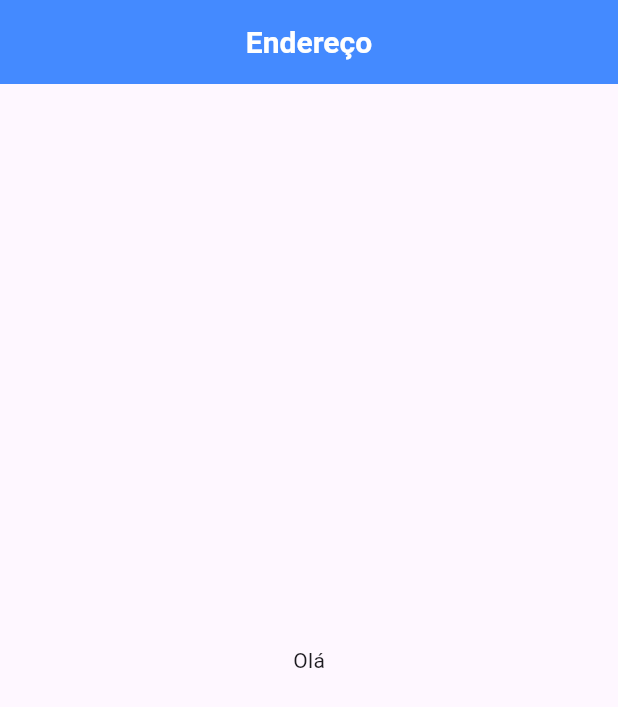
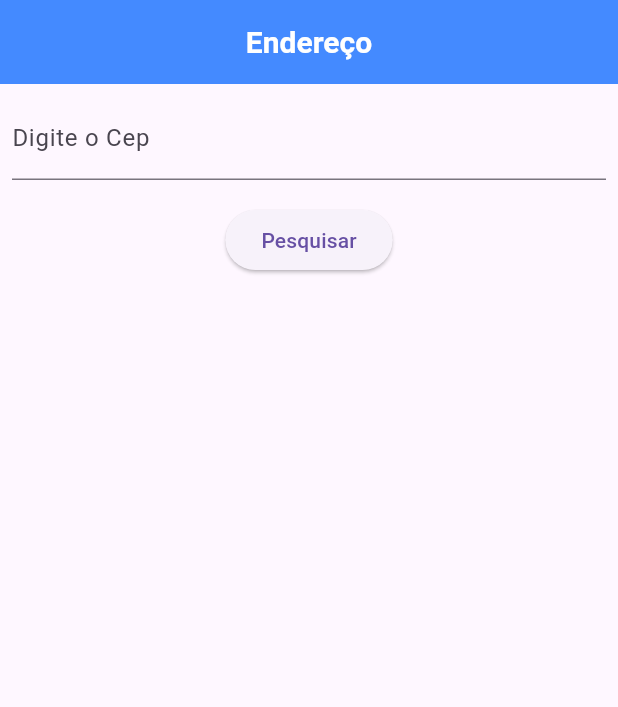
Before and after one commit to ruanjanau/address, a Flutter app: the screen it shows after launch, on a phone screen of 412 x 824 dp. Shown: the top 707 px of the screen. Run offline on Flutter 3.47's test engine with Material 3 defaults, Android fonts, the phone set to English and light mode, and no system bars; our stand-ins replace bloc, dartz, dio, flutter_bloc, freezed_annotation.

Commit message:
alter address page

```diff
--- a/lib/src/app/presentation/views/address_page.dart
+++ b/lib/src/app/presentation/views/address_page.dart
@@ -1,7 +1,31 @@
+import 'package:address/src/app/data/model/address_model.dart';
+import 'package:address/src/app/presentation/views/bloc/address_bloc.dart';
+
+import 'package:flutter_bloc/flutter_bloc.dart';
 import 'package:flutter/material.dart';
 
-class AddressPage extends StatelessWidget {
-  const AddressPage({super.key});
+class AddressPage extends StatefulWidget {
+  const AddressPage({super.key, required this.address});
+
+  final AddressModel address;
+
+  @override
+  State<AddressPage> createState() => _AddressPageState();
+}
+
+class _AddressPageState extends State<AddressPage> {
+  late final TextEditingController _searchAddress;
+  @override
+  void initState() {
+    super.initState();
+    _searchAddress = TextEditingController(text: widget.address.cep);
+  }
+
+  @override
+  void dispose() {
+    _searchAddress = TextEditingController(text: widget.address.cep);
+    super.dispose();
+  }
 
   @override
   Widget build(BuildContext context) {
@@ -19,7 +43,29 @@ class AddressPage extends StatelessWidget {
         ),
         backgroundColor: Colors.blueAccent,
       ),
-      body: const Center(child: Text('Olá')),
+      body: BlocListener<AddressBloc, AddressState>(
+        listener: (context, state) {},
+        child: Padding(
+          padding: const EdgeInsets.all(8.0),
+          child: Column(
+            children: [
+              TextFormField(
+                controller: _searchAddress,
+                decoration: const InputDecoration(label: Text('Digite o Cep')),
+              ),
+              const SizedBox(height: 16.0),
+              ElevatedButton(
+                onPressed: () {
+                  context
+                      .read<AddressBloc>()
+                      .add(AddressEvent.searchAddress(_searchAddress.text));
+                },
+                child: const Text('Pesquisar'),
+              ),
+            ],
+          ),
+        ),
+      ),
     );
   }
 }
```
